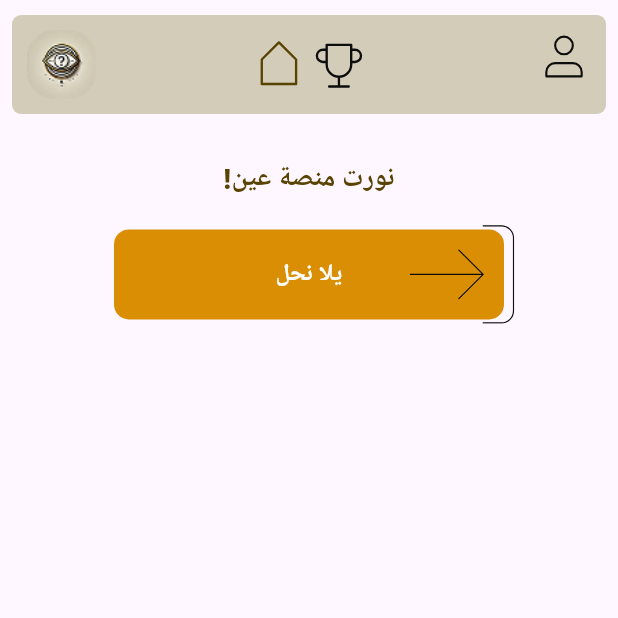
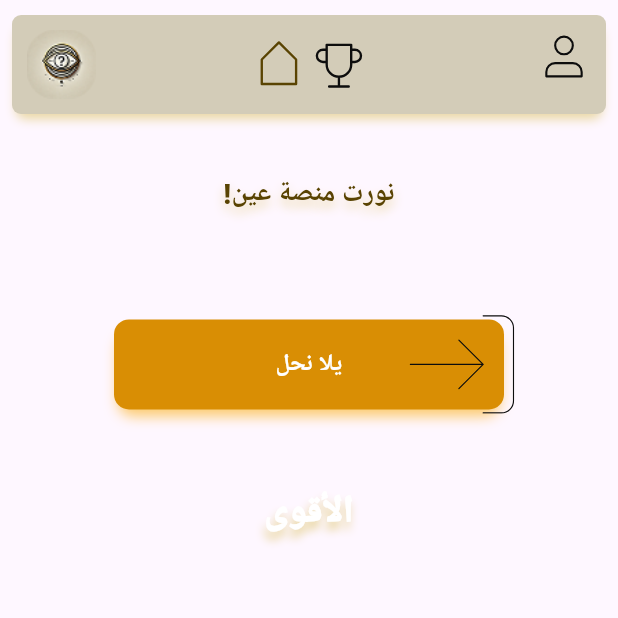
Before and after one commit to MohamedHamdySoftwareEngineer/eye_app, a Flutter app: the screen it shows after launch, on a phone screen of 412 x 824 dp, the top half of it. Run offline on Flutter 3.47's test engine with Material 3 defaults, Android fonts, the phone set to English and light mode, and no system bars; our stand-ins replace flutter_svg, go_router, google_fonts; Roboto replaces fonts that are missing (Cairo).

Commit message:
finish Strongest classifers text

```diff
--- a/lib/constants.dart
+++ b/lib/constants.dart
@@ -1,5 +1,7 @@
 import 'package:flutter/material.dart';
 
 const mainColor = Color(0xffD3CCB8);
+const shadowMainColor = Color(0xffe9d7a2);
 const secondColor = Color(0xffD98E04);
+const shadowSecondColor = Color(0xfffcc96a);
 const textColor = Color(0xff594302);
--- a/lib/core/utils/styles.dart
+++ b/lib/core/utils/styles.dart
@@ -2,14 +2,19 @@ import 'package:eye/constants.dart';
 import 'package:flutter/material.dart';
 
 abstract class Styles {
-  static const textStyle18 = TextStyle(
+  static const myWelcomeText18 = TextStyle(
     fontSize: 18,
     fontWeight: FontWeight.w800,
     color: textColor,
+    shadows: [
+      Shadow(
+        blurRadius: 8,
+        color: shadowMainColor,
+        offset: Offset(0, 4),
+      )
+    ],
   );
 
-  static const customtextStyle = TextStyle(
-    fontSize: 16,
-    fontWeight: FontWeight.bold
-  );
+  static const customtextStyle =
+      TextStyle(fontSize: 16, fontWeight: FontWeight.bold);
 }
--- a/lib/features/home/presentation/views/widgets/custom_app_bar.dart
+++ b/lib/features/home/presentation/views/widgets/custom_app_bar.dart
@@ -2,7 +2,6 @@ import 'package:eye/constants.dart';
 import 'package:eye/core/utils/assets.dart';
 import 'package:flutter/material.dart';
 import 'package:flutter_svg/flutter_svg.dart';
-
 
 class CustomAppBar extends StatelessWidget {
   const CustomAppBar({super.key});
@@ -13,26 +12,50 @@ class CustomAppBar extends StatelessWidget {
 
     return SafeArea(
       child: Padding(
-        padding: const EdgeInsets.symmetric(horizontal:8,vertical: 10),
+        padding: const EdgeInsets.symmetric(horizontal: 8, vertical: 10),
         child: Container(
           width: double.infinity,
           height: screenHeight * 0.08,
-          padding: const EdgeInsets.symmetric( vertical: 10),
+          padding: const EdgeInsets.symmetric(vertical: 10),
           decoration: BoxDecoration(
-            color:  mainColor,
+              color: mainColor,
               borderRadius: BorderRadius.circular(6),
+              boxShadow: const [
+                BoxShadow(
+                  blurRadius: 5,
+                  color: shadowMainColor,
+                  offset: Offset(0, 6),
+                  spreadRadius: -3,
+                ),
+              ],
               ),
           child:
               Row(mainAxisAlignment: MainAxisAlignment.spaceBetween, children: [
-               const SizedBox(width: 10,),
-            SizedBox(
+            const SizedBox(
+              width: 10,
+            ),
+            firstIcon(),
+            middleIcons(),
+            lastIcon(),
+          ]),
+        ),
+      ),
+    );
+  }
 
-              child: Image.asset(
-                AssetsData.eyePNG,
+  IconButton lastIcon() {
+    return IconButton(
+      padding: EdgeInsets.zero,
+      onPressed: () {},
+      icon: SvgPicture.asset(
+        AssetsData.userIcon,
         fit: BoxFit.contain,
       ),
-            ),
-            Expanded(
+    );
+  }
+
+  Expanded middleIcons() {
+    return Expanded(
       child: Row(
         mainAxisAlignment: MainAxisAlignment.center,
         mainAxisSize: MainAxisSize.min,
@@ -46,21 +69,17 @@ class CustomAppBar extends StatelessWidget {
             width: 40,
             AssetsData.trophyIcon,
             fit: BoxFit.contain,
-
           ),
         ],
       ),
-              ),
-            IconButton(
-              padding: EdgeInsets.zero,
-              onPressed: () {},
-              icon: SvgPicture.asset(
-                AssetsData.userIcon,
+    );
+  }
+
+  SizedBox firstIcon() {
+    return SizedBox(
+      child: Image.asset(
+        AssetsData.eyePNG,
         fit: BoxFit.contain,
-              ),
-            ),
-          ]),
-        ),
       ),
     );
   }
--- a/lib/features/home/presentation/views/widgets/home_view_body.dart
+++ b/lib/features/home/presentation/views/widgets/home_view_body.dart
@@ -1,11 +1,9 @@
-import 'package:eye/constants.dart';
 import 'package:eye/features/home/presentation/views/widgets/custom_app_bar.dart';
 import 'package:eye/features/home/presentation/views/widgets/starting_box.dart';
 import 'package:eye/features/home/presentation/views/widgets/welcome_text.dart';
 import 'package:flutter/material.dart';
-import 'package:flutter_svg/flutter_svg.dart';
 
-import '../../../../../core/utils/assets.dart';
+import '../../../../../constants.dart';
 import '../../../../../core/utils/styles.dart';
 
 class HomeViewBody extends StatelessWidget {
@@ -17,8 +15,40 @@ class HomeViewBody extends StatelessWidget {
       children: [
         CustomAppBar(),
         WelcomeText(),
+        SizedBox(
+          height: 40,
+        ),
         StartingBox(),
+        SizedBox(
+          height: 50,
+        ),
+        StrongestClassifiers(),
       ],
     );
   }
 }
+
+class StrongestClassifiers extends StatelessWidget {
+  const StrongestClassifiers({super.key});
+
+  @override
+  Widget build(BuildContext context) {
+    return Column(
+      children: [
+        Text(
+          'الأقوى',
+          style: Styles.customtextStyle.copyWith(
+            fontWeight: FontWeight.w900,
+            fontSize: 25,
+          shadows: [
+            const Shadow(
+              blurRadius: 7,
+              color: shadowMainColor,
+              offset: Offset(-1, 5),
+            )
+          ]),
+        ),
+      ],
+    );
+  }
+}
--- a/lib/features/home/presentation/views/widgets/starting_box.dart
+++ b/lib/features/home/presentation/views/widgets/starting_box.dart
@@ -20,6 +20,14 @@ class StartingBox extends StatelessWidget {
             decoration: BoxDecoration(
               color: secondColor,
               borderRadius: BorderRadius.circular(10),
+              boxShadow: const [
+                BoxShadow(
+                    blurRadius: 7,
+                    color: shadowSecondColor,
+                    offset: Offset(0, 7),
+                    spreadRadius: -3,
+                    ),
+              ],
             ),
             alignment: Alignment.center,
             child: const Text(
@@ -27,7 +35,6 @@ class StartingBox extends StatelessWidget {
               style: Styles.customtextStyle,
             ),
           ),
-
           Positioned(
             right: -7,
             top: -5,
--- a/lib/features/home/presentation/views/widgets/welcome_text.dart
+++ b/lib/features/home/presentation/views/widgets/welcome_text.dart
@@ -7,8 +7,8 @@ class WelcomeText extends StatelessWidget {
   @override
   Widget build(BuildContext context) {
     return const Padding(
-      padding:  EdgeInsets.all(20),
-      child:  Text('!نورت منصة عين',style: Styles.textStyle18,),
+      padding: EdgeInsets.all(30),
+      child: Text('!نورت منصة عين', style: Styles.myWelcomeText18),
     );
   }
 }
```
Lines whose indentation alone changed are shown as unchanged.
